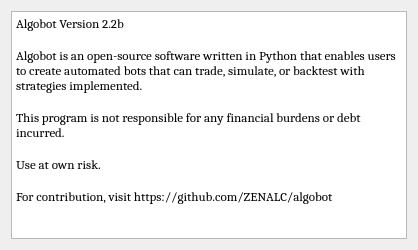
ZENALC/algobot, file UI/about.ui: the form before one commit.
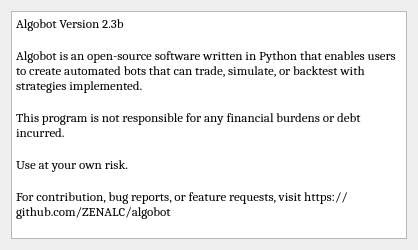
The form after the commit.

Diff of the .ui file:
```diff
--- a/UI/about.ui
+++ b/UI/about.ui
@@ -41,15 +41,15 @@
       <bool>true</bool>
      </property>
      <property name="plainText">
-      <string>Algobot Version 2.2b
+      <string>Algobot Version 2.3b
 
 Algobot is an open-source software written in Python that enables users to create automated bots that can trade, simulate, or backtest with strategies implemented.
 
 This program is not responsible for any financial burdens or debt incurred. 
 
-Use at own risk. 
+Use at your own risk. 
 
-For contribution, visit https://github.com/ZENALC/algobot</string>
+For contribution, bug reports, or feature requests, visit https://github.com/ZENALC/algobot</string>
      </property>
     </widget>
    </item>
```
